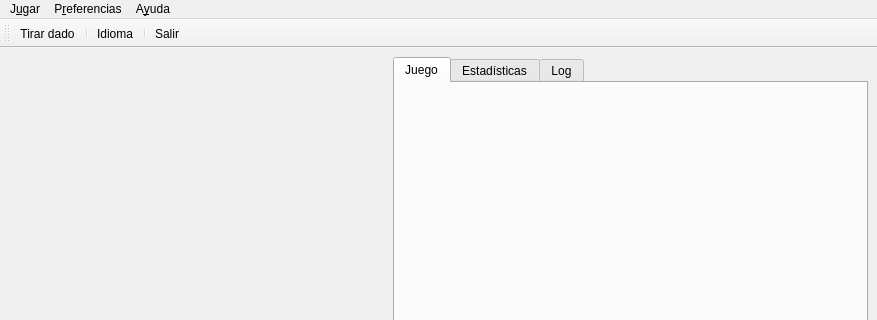
turulomio/glparchis, file ui/frmMain.ui: the form before one commit; both pictures show x 0 to 877 and y 0 to 320 of the 877 by 606 pixel window.
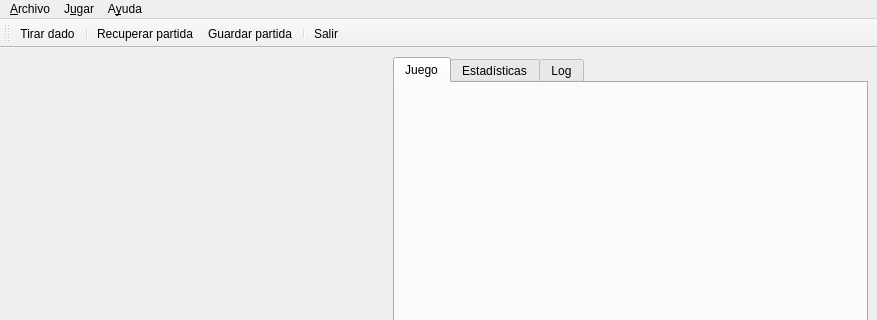
The form after the commit. Icons and pictures are not drawn. Custom widgets are drawn as their Qt base class.

Commit message: Añadidas nuevas acciones para abrir y guardar partida

Diff of the .ui file:
```diff
--- a/ui/frmMain.ui
+++ b/ui/frmMain.ui
@@ -212,22 +212,23 @@
     </property>
     <addaction name="actionAcercaDe"/>
    </widget>
-   <widget class="QMenu" name="menuPreferencias">
-    <property name="title">
-     <string>P&amp;referencias</string>
-    </property>
-    <addaction name="actionLenguaje"/>
-   </widget>
    <widget class="QMenu" name="menuJugar">
     <property name="title">
      <string>J&amp;ugar</string>
     </property>
     <addaction name="actionDado"/>
+   </widget>
+   <widget class="QMenu" name="menu_Archivo">
+    <property name="title">
+     <string>&amp;Archivo</string>
+    </property>
+    <addaction name="action_Recuperar_partida"/>
+    <addaction name="actionGuardar_partida"/>
     <addaction name="separator"/>
     <addaction name="actionSalir"/>
    </widget>
+   <addaction name="menu_Archivo"/>
    <addaction name="menuJugar"/>
-   <addaction name="menuPreferencias"/>
    <addaction name="menuAyuda"/>
   </widget>
   <widget class="QToolBar" name="toolBar">
@@ -242,7 +243,8 @@
    </attribute>
    <addaction name="actionDado"/>
    <addaction name="separator"/>
-   <addaction name="actionLenguaje"/>
+   <addaction name="action_Recuperar_partida"/>
+   <addaction name="actionGuardar_partida"/>
    <addaction name="separator"/>
    <addaction name="actionSalir"/>
   </widget>
@@ -283,6 +285,24 @@
     <string>I&amp;dioma</string>
    </property>
   </action>
+  <action name="action_Recuperar_partida">
+   <property name="icon">
+    <iconset resource="../images/glparchis.qrc">
+     <normaloff>:/glparchis/open.png</normaloff>:/glparchis/open.png</iconset>
+   </property>
+   <property name="text">
+    <string>&amp;Recuperar partida</string>
+   </property>
+  </action>
+  <action name="actionGuardar_partida">
+   <property name="icon">
+    <iconset resource="../images/glparchis.qrc">
+     <normaloff>:/glparchis/save.png</normaloff>:/glparchis/save.png</iconset>
+   </property>
+   <property name="text">
+    <string>&amp;Guardar partida</string>
+   </property>
+  </action>
  </widget>
  <customwidgets>
   <customwidget>
```
Left out of the diff: 2 changed lines with no effect on the pictures. The commit also changes 8 other files.
